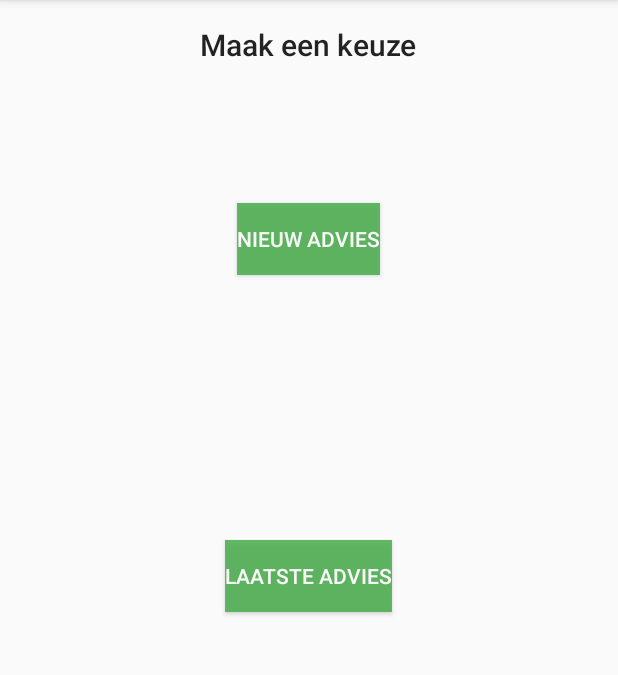
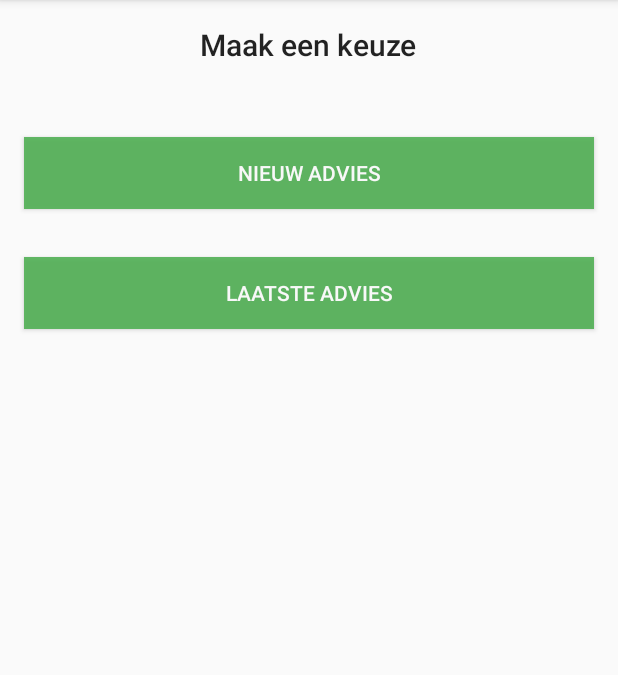
Before and after one commit to s1079298/IPMEDT4, an Android app: the MainActivity screen opened directly, with no data from a screen before it, on a phone screen of 412 x 824 dp, the part 84-759 px from its top. Run offline under Robolectric (Android 15) with nearby library versions, the phone set to English and light mode, and no system bars.

Commit message:
Laatste advies ophalen werkt

```diff
--- a/app/src/main/AndroidManifest.xml
+++ b/app/src/main/AndroidManifest.xml
@@ -3,6 +3,8 @@
     package="com.example.thier.demo" >
 
     <uses-permission android:name="android.permission.INTERNET" />
+    <uses-permission android:name="android.permission.ACCESS_NETWORK_STATE" />
+    <uses-permission android:name="android.permission.ACCESS_WIFI_STATE" />
 
     <supports-screens android:smallScreens="true"
         android:normalScreens="true"
--- a/app/src/main/java/com/example/thier/demo/MainActivity.java
+++ b/app/src/main/java/com/example/thier/demo/MainActivity.java
@@ -1,9 +1,13 @@
 package com.example.thier.demo;
 
+import android.app.Activity;
+import android.content.Context;
 import android.content.Intent;
+import android.content.SharedPreferences;
 import android.os.Bundle;
 import android.support.v7.app.AppCompatActivity;
 
+import android.util.Log;
 import android.view.Menu;
 import android.view.MenuItem;
 
@@ -15,12 +19,17 @@ import android.widget.Button;
 import android.widget.ImageButton;
 import android.widget.SeekBar;
 import android.widget.SeekBar.OnSeekBarChangeListener;
+import android.widget.Toast;
 
 
 public class MainActivity extends AppCompatActivity
         implements OnSeekBarChangeListener, OnClickListener {
-        Button button;
-        Button button1;
+
+    Button button;
+    Button button1;
+    private static final String DEFAULT = "N/A";
+
+    String jsend;
 
         @Override
         public void onCreate(Bundle savedInstanceState) {
@@ -39,7 +48,19 @@ public class MainActivity extends AppCompatActivity
                     Intent myIntent = new Intent(MainActivity.this,
                             Conclusion.class);
 
+                    //get de laatste string van jsondata vanuit Conclusion voor het maken van de mChart van het laatste advies
+                    SharedPreferences jsondataConclusion = getSharedPreferences("jsondataConclusion", Context.MODE_PRIVATE);
+                    jsend = jsondataConclusion.getString("jsondata", DEFAULT);
+                    Log.d("TESTING MAIN", jsend);
+
+                    //Intent putExtra zodat de Conclusion kan zien vanuit welke activity zijn klasse wordt aangeroepen
                     myIntent.putExtra("FROM_ACTIVITY", "D");
+
+                    //set laatste jsondata doorsturen naar Conclusion zodat hij de goede laatste grafiek laat zien
+                    SharedPreferences sharedMain = getSharedPreferences("jsonMain", Context.MODE_PRIVATE);
+                    SharedPreferences.Editor editMain = sharedMain.edit();
+                    editMain.putString("jsondata", jsend);
+                    editMain.apply();
 
                     startActivity(myIntent);
                 }
@@ -59,8 +80,6 @@ public class MainActivity extends AppCompatActivity
                 }
             });
         }
-
-
 
         @Override
         public boolean onCreateOptionsMenu(Menu menu) {
--- a/app/src/main/java/com/example/thier/demo/Multispinner.java
+++ b/app/src/main/java/com/example/thier/demo/Multispinner.java
@@ -429,6 +429,7 @@ public class Multispinner extends Activity implements OnSeekBarChangeListener, O
                 gewichtCM.getProgress() + "," +
                 "[" + schaalgewicht + "]]]";
 
+		//Intent putExtra zodat de Conclusion kan zien vanuit welke activity zijn klasse wordt aangeroepen
         i.putExtra("FROM_ACTIVITY", "B");
 
         SharedPreferences msharedpref = getSharedPreferences("jsondata", Context.MODE_PRIVATE);
--- a/app/src/main/res/layout/activity_main.xml
+++ b/app/src/main/res/layout/activity_main.xml
@@ -4,21 +4,26 @@
     android:layout_height="match_parent">
 
     <Button
-        android:layout_width="wrap_content"
+        android:layout_width="match_parent"
         android:layout_height="wrap_content"
         android:text="Nieuw advies"
+        android:layout_centerVertical="true"
+        android:layout_centerHorizontal="true"
         android:id="@+id/btn_nieuw"
         android:background="#4CAF50"
         android:textAllCaps="true"
         android:textColor="#FFFFFF"
         android:textSize="14sp"
         android:alpha="0.87"
-        android:layout_marginTop="76dp"
         android:layout_below="@+id/Keuze"
-        android:layout_centerHorizontal="true" />
+        android:layout_marginLeft="16dp"
+        android:layout_marginStart="16dp"
+        android:layout_marginEnd="16dp"
+        android:layout_marginRight="16dp"
+        android:layout_marginBottom="32dp"/>
 
     <Button
-        android:layout_width="wrap_content"
+        android:layout_width="match_parent"
         android:layout_height="wrap_content"
         android:text="Laatste advies"
         android:id="@+id/btn_laatste"
@@ -27,8 +32,13 @@
         android:textColor="#FFFFFF"
         android:textSize="14sp"
         android:alpha="0.87"
-        android:layout_centerVertical="true"
-        android:layout_centerHorizontal="true" />
+        android:layout_below="@+id/btn_nieuw"
+        android:layout_marginLeft="16dp"
+        android:layout_marginStart="16dp"
+        android:layout_marginEnd="16dp"
+        android:layout_marginRight="16dp"
+        android:layout_alignParentRight="true"
+        android:layout_alignParentEnd="true" />
 
     <TextView
         android:layout_width="wrap_content"
@@ -40,9 +50,9 @@
         android:text="@string/keuze"
         android:id="@+id/Keuze"
         android:layout_alignParentTop="true"
+        android:layout_marginBottom="32dp"
         android:paddingTop="16dp"
         android:paddingBottom="16dp"
         android:layout_centerHorizontal="true" />
-        />
 
 </RelativeLayout>
```
Also changed, not shown: app/src/main/java/com/example/thier/demo/Conclusion.java (+12 -8 lines), app/src/main/java/com/example/thier/demo/Weight.java (+7 -25 lines).
